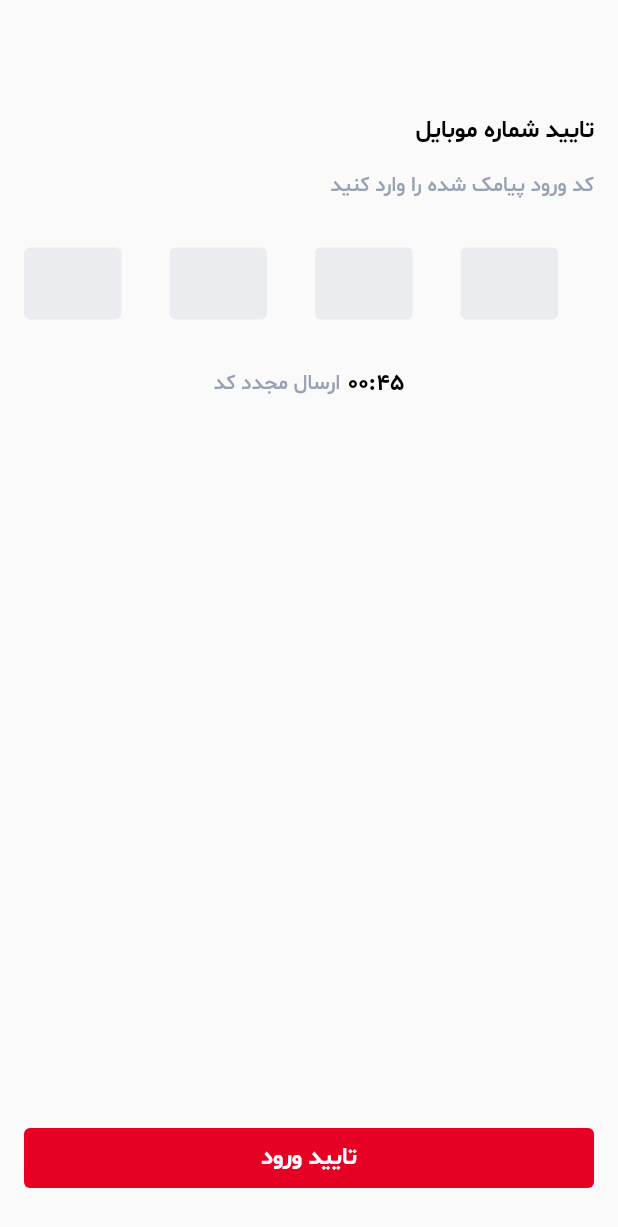
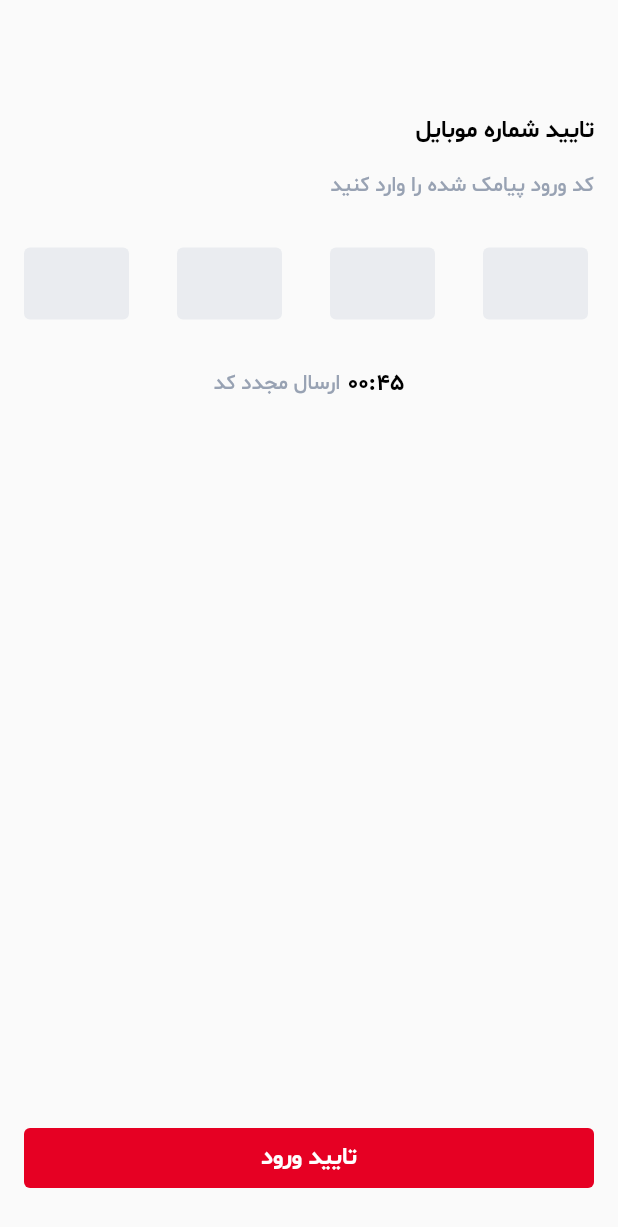
Before and after one commit to sajjadkarimifard/flutter_divar_application, a Flutter app: the GetMessageCodeScreen screen opened directly, on a phone screen of 412 x 824 dp. Shown: the top 1227 px of the screen. Run offline on Flutter 3.47's test engine with Material 2 defaults, Android fonts, the phone set to English and light mode, and no system bars; our stand-ins replace dotted_border, dotted_line.

Commit message:
fix some problems

```diff
--- a/lib/ui/screens/get_message_cod_screen.dart
+++ b/lib/ui/screens/get_message_cod_screen.dart
@@ -2,6 +2,7 @@ import 'package:flutter/material.dart';
 import 'package:flutter_divar_application/constant/color.dart';
 import 'package:flutter_divar_application/constant/text_style.dart';
 import 'package:flutter_divar_application/ui/screens/home_screen.dart';
+import 'package:flutter_divar_application/ui/screens/welcome_screen.dart';
 import 'package:flutter_divar_application/ui/widgets/container_botton.dart';
 
 class GetMessageCodeScreen extends StatefulWidget {
@@ -64,10 +65,9 @@ class _GetMessageCodeScreenState extends State<GetMessageCodeScreen> {
                 scrollDirection: Axis.horizontal,
                 itemCount: 4,
                 itemBuilder: (BuildContext context, int index) {
-                  return Center(
-                    child: Container(
+                  return Container(
                     margin: EdgeInsets.symmetric(horizontal: 16),
-                      width: 65,
+                    width: 70,
                     height: 48,
                     decoration: BoxDecoration(
                       color: (selectedItemIndex == index)
@@ -93,7 +93,6 @@ class _GetMessageCodeScreenState extends State<GetMessageCodeScreen> {
                           border: InputBorder.none,
                           contentPadding: EdgeInsets.only(top: 5),
                           counterText: '',
-                          ),
                         ),
                       ),
                     ),
@@ -123,7 +122,7 @@ class _GetMessageCodeScreenState extends State<GetMessageCodeScreen> {
                       context,
                       MaterialPageRoute(
                         builder: (context) {
-                          return HomeScreen();
+                          return WelcomeScreen();
                         },
                       ),
                     );
--- a/lib/ui/screens/home_screen.dart
+++ b/lib/ui/screens/home_screen.dart
@@ -1,8 +1,8 @@
 import 'package:flutter/material.dart';
 import 'package:flutter_divar_application/constant/color.dart';
 import 'package:flutter_divar_application/constant/text_style.dart';
-import 'package:flutter_divar_application/ui/widgets/box_sale_add.dart';
-import 'package:flutter_divar_application/ui/widgets/hot_box_sale.dart';
+import 'package:flutter_divar_application/ui/widgets/hot_box_sale_ad.dart';
+import 'package:flutter_divar_application/ui/widgets/recently_box_sale_add.dart';
 
 class HomeScreen extends StatelessWidget {
   const HomeScreen({super.key});
--- a/lib/ui/widgets/hot_box_sale.dart
+++ b/lib/ui/widgets/recently_box_sale_add.dart
@@ -9,9 +9,8 @@ class recentlySaleAdBox extends StatelessWidget {
   Widget build(BuildContext context) {
     return Container(
       padding: EdgeInsets.all(16),
-      margin: EdgeInsets.only(left: 16, top: 16, right: 16),
+      margin: EdgeInsets.only(left: 16, bottom: 30, right: 16),
       height: 139,
-      width: 343,
       decoration: BoxDecoration(
         color: Colors.white,
         borderRadius: BorderRadius.circular(4),
```
Also changed, not shown: lib/main.dart (+18 -3 lines), lib/ui/screens/welcome_screen.dart (+13 -1 lines), lib/ui/widgets/hot_box_sale_ad.dart (renamed from lib/ui/widgets/box_sale_add.dart). Lines whose indentation alone changed are shown as unchanged.
